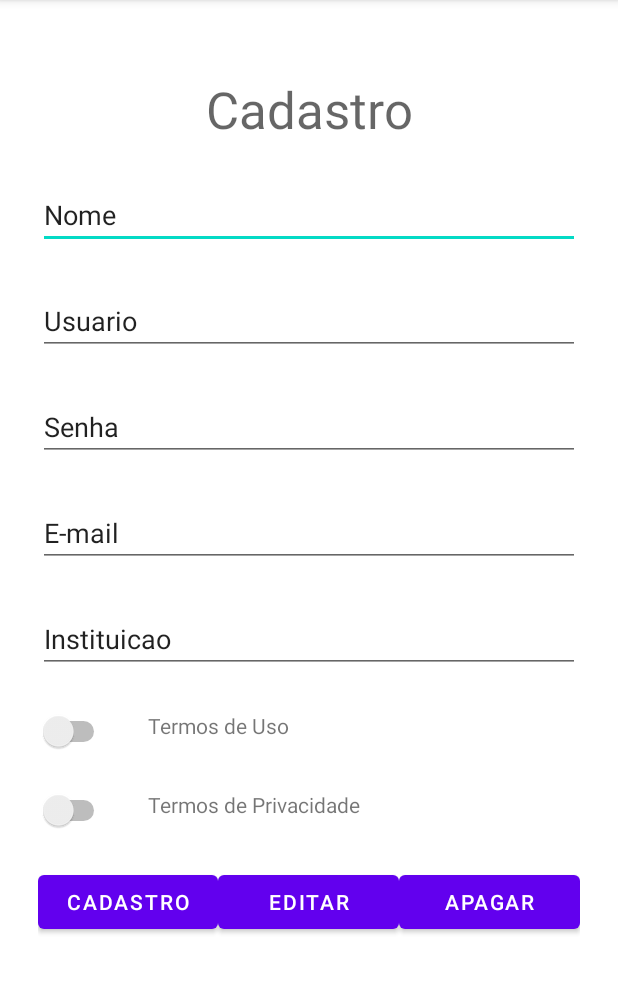
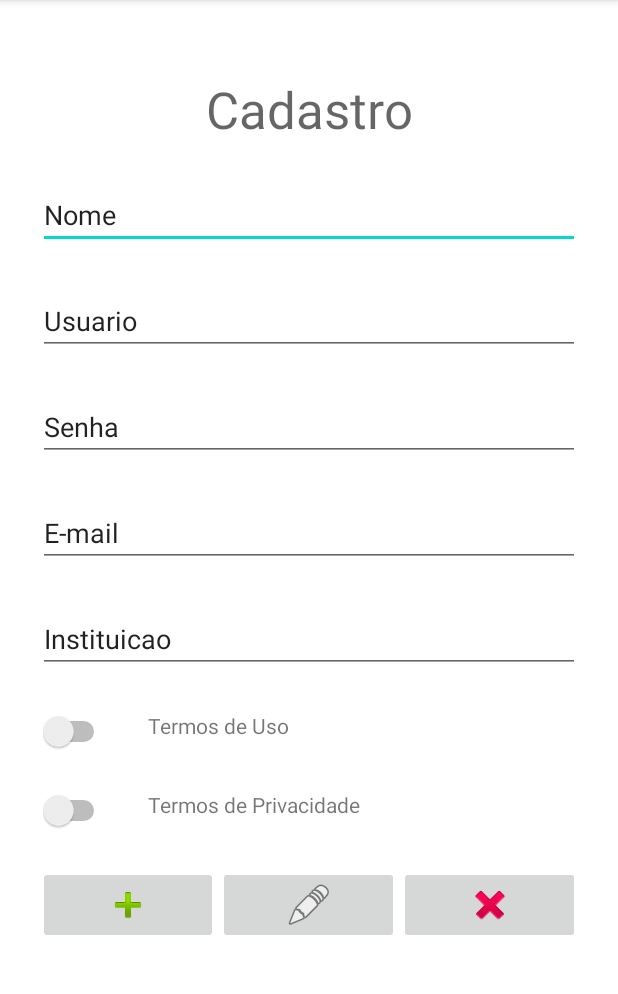
Before and after one commit to rafaelmartinsfranqueira/EasyAppProducao, an Android app: the CadastroActivity screen opened directly, with no data from a screen before it, on a phone screen of 412 x 824 dp, the part 84-1078 px from its top. Run offline under Robolectric (Android 15) with nearby library versions, the phone set to English and light mode, and no system bars.

Commit message:
Tela de Cadastro 2021-10-13 19:51

```diff
--- a/app/src/main/res/layout/activity_cadastro.xml
+++ b/app/src/main/res/layout/activity_cadastro.xml
@@ -7,7 +7,7 @@
     tools:context=".CadastroActivity">
 
     <TextView
-        android:id="@+id/textView2"
+        android:id="@+id/txtCadastroTela"
         android:layout_width="0dp"
         android:layout_height="wrap_content"
         android:layout_marginStart="25dp"
@@ -21,7 +21,7 @@
         app:layout_constraintTop_toTopOf="parent" />
 
     <EditText
-        android:id="@+id/editTextTextPersonName"
+        android:id="@+id/txtCadastroNome"
         android:layout_width="0dp"
         android:layout_height="wrap_content"
         android:layout_marginStart="25dp"
@@ -32,10 +32,10 @@
         android:text="Nome"
         app:layout_constraintEnd_toEndOf="parent"
         app:layout_constraintStart_toStartOf="parent"
-        app:layout_constraintTop_toBottomOf="@+id/textView2" />
+        app:layout_constraintTop_toBottomOf="@+id/txtCadastroTela" />
 
     <EditText
-        android:id="@+id/editTextTextPersonName2"
+        android:id="@+id/txtCadastroUsuario"
         android:layout_width="0dp"
         android:layout_height="wrap_content"
         android:layout_marginStart="25dp"
@@ -46,10 +46,10 @@
         android:text="Usuario"
         app:layout_constraintEnd_toEndOf="parent"
         app:layout_constraintStart_toStartOf="parent"
-        app:layout_constraintTop_toBottomOf="@+id/editTextTextPersonName" />
+        app:layout_constraintTop_toBottomOf="@+id/txtCadastroNome" />
 
     <EditText
-        android:id="@+id/editTextTextPersonName3"
+        android:id="@+id/txtCadastroSenha"
         android:layout_width="0dp"
         android:layout_height="wrap_content"
         android:layout_marginStart="25dp"
@@ -60,10 +60,10 @@
         android:text="Senha"
         app:layout_constraintEnd_toEndOf="parent"
         app:layout_constraintStart_toStartOf="parent"
-        app:layout_constraintTop_toBottomOf="@+id/editTextTextPersonName2" />
+        app:layout_constraintTop_toBottomOf="@+id/txtCadastroUsuario" />
 
     <EditText
-        android:id="@+id/editTextTextPersonName4"
+        android:id="@+id/txtCadastroEmail"
         android:layout_width="0dp"
         android:layout_height="wrap_content"
         android:layout_marginStart="25dp"
@@ -74,10 +74,10 @@
         android:text="E-mail"
         app:layout_constraintEnd_toEndOf="parent"
         app:layout_constraintStart_toStartOf="parent"
-        app:layout_constraintTop_toBottomOf="@+id/editTextTextPersonName3" />
+        app:layout_constraintTop_toBottomOf="@+id/txtCadastroSenha" />
 
     <EditText
-        android:id="@+id/editTextTextPersonName5"
+        android:id="@+id/txtCadastroInstituicao"
         android:layout_width="0dp"
         android:layout_height="wrap_content"
         android:layout_marginStart="25dp"
@@ -88,19 +88,19 @@
         android:text="Instituicao"
         app:layout_constraintEnd_toEndOf="parent"
         app:layout_constraintStart_toStartOf="parent"
-        app:layout_constraintTop_toBottomOf="@+id/editTextTextPersonName4" />
+        app:layout_constraintTop_toBottomOf="@+id/txtCadastroEmail" />
 
     <Switch
-        android:id="@+id/switch1"
+        android:id="@+id/switchTermoDeUso"
         android:layout_width="wrap_content"
         android:layout_height="wrap_content"
         android:layout_marginStart="25dp"
         android:layout_marginTop="25dp"
         app:layout_constraintStart_toStartOf="parent"
-        app:layout_constraintTop_toBottomOf="@+id/editTextTextPersonName5" />
+        app:layout_constraintTop_toBottomOf="@+id/txtCadastroInstituicao" />
 
     <TextView
-        android:id="@+id/textView3"
+        android:id="@+id/txtTermoDeUso"
         android:layout_width="0dp"
         android:layout_height="25dp"
         android:layout_marginStart="25dp"
@@ -108,20 +108,20 @@
         android:layout_marginEnd="25dp"
         android:text="Termos de Uso"
         app:layout_constraintEnd_toEndOf="parent"
-        app:layout_constraintStart_toEndOf="@+id/switch1"
-        app:layout_constraintTop_toBottomOf="@+id/editTextTextPersonName5" />
+        app:layout_constraintStart_toEndOf="@+id/switchTermoDeUso"
+        app:layout_constraintTop_toBottomOf="@+id/txtCadastroInstituicao" />
 
     <Switch
-        android:id="@+id/switch2"
+        android:id="@+id/switchTermoDePrivacidade"
         android:layout_width="wrap_content"
         android:layout_height="wrap_content"
         android:layout_marginStart="25dp"
         android:layout_marginTop="25dp"
         app:layout_constraintStart_toStartOf="parent"
-        app:layout_constraintTop_toBottomOf="@+id/switch1" />
+        app:layout_constraintTop_toBottomOf="@+id/switchTermoDeUso" />
 
     <TextView
-        android:id="@+id/textView4"
+        android:id="@+id/txtTermosDePrivacidade"
         android:layout_width="0dp"
         android:layout_height="25dp"
         android:layout_marginStart="25dp"
@@ -129,40 +129,41 @@
         android:layout_marginEnd="25dp"
         android:text="Termos de Privacidade"
         app:layout_constraintEnd_toEndOf="parent"
-        app:layout_constraintStart_toEndOf="@+id/switch2"
-        app:layout_constraintTop_toBottomOf="@+id/textView3" />
+        app:layout_constraintStart_toEndOf="@+id/switchTermoDePrivacidade"
+        app:layout_constraintTop_toBottomOf="@+id/txtTermoDeUso" />
 
     <LinearLayout
         android:layout_width="361dp"
-        android:layout_height="105dp"
+        android:layout_height="wrap_content"
         android:layout_marginStart="25dp"
         android:layout_marginTop="25dp"
         android:layout_marginEnd="25dp"
         android:orientation="horizontal"
         app:layout_constraintEnd_toEndOf="parent"
         app:layout_constraintStart_toStartOf="parent"
-        app:layout_constraintTop_toBottomOf="@+id/textView4">
+        app:layout_constraintTop_toBottomOf="@+id/txtTermosDePrivacidade">
 
-        <Button
-            android:id="@+id/button2"
-            android:layout_width="0dp"
+        <ImageButton
+            android:id="@+id/imageButton"
+            android:layout_width="wrap_content"
             android:layout_height="wrap_content"
             android:layout_weight="1"
-            android:text="Cadastro" />
+            app:srcCompat="@android:drawable/ic_input_add" />
 
-        <Button
-            android:id="@+id/button3"
-            android:layout_width="0dp"
+        <ImageButton
+            android:id="@+id/imageButton3"
+            android:layout_width="wrap_content"
             android:layout_height="wrap_content"
             android:layout_weight="1"
-            android:text="Editar" />
+            app:srcCompat="@android:drawable/ic_menu_edit" />
 
-        <Button
-            android:id="@+id/button4"
-            android:layout_width="0dp"
+        <ImageButton
+            android:id="@+id/imageButton2"
+            android:layout_width="wrap_content"
             android:layout_height="wrap_content"
             android:layout_weight="1"
-            android:text="Apagar" />
+            app:srcCompat="@android:drawable/ic_delete" />
+
     </LinearLayout>
 
 </androidx.constraintlayout.widget.ConstraintLayout>
```
